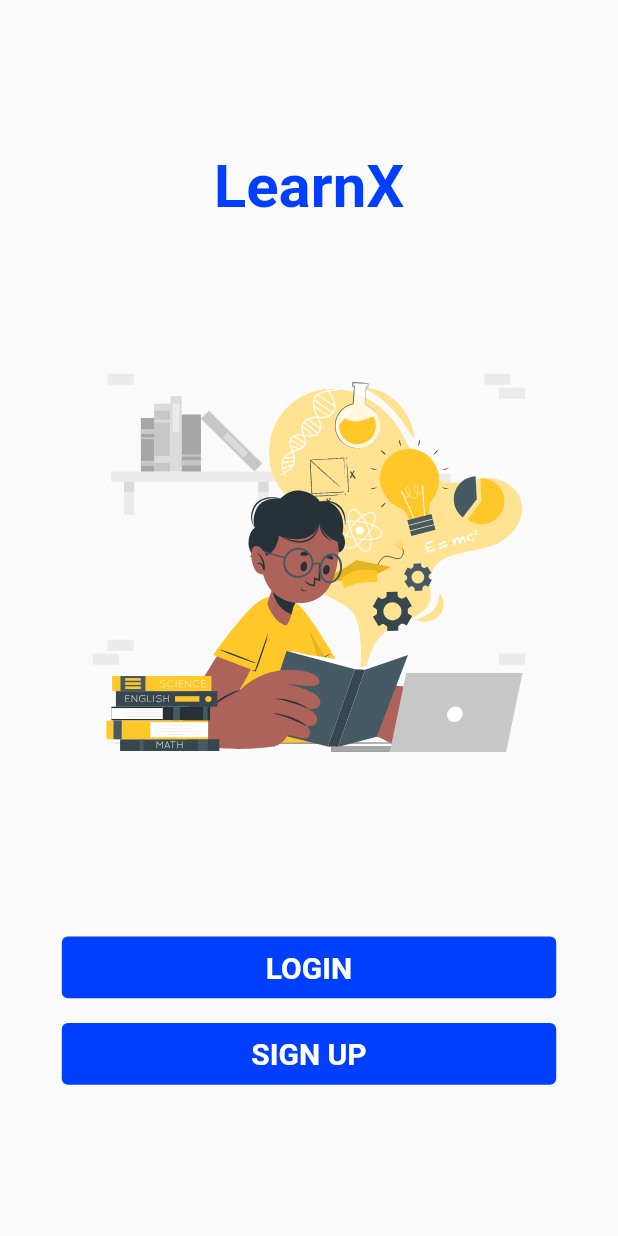
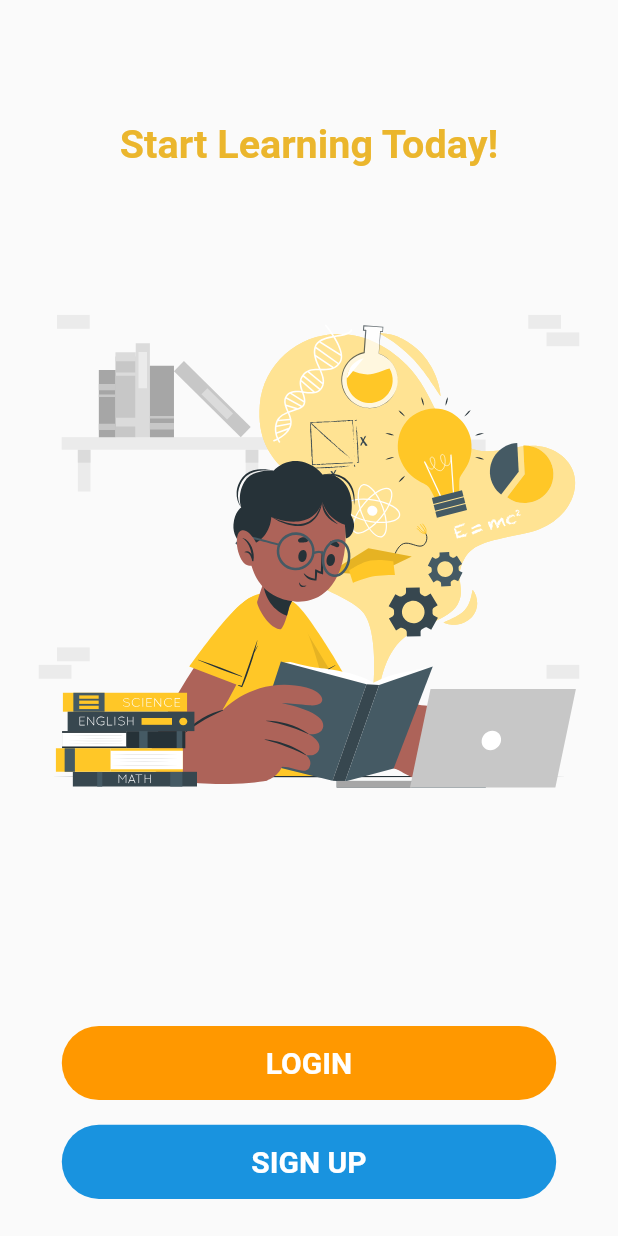
Before and after one commit to Pallavikemburu/LearnX-App, a Flutter app: the screen it shows after launch, on a phone screen of 412 x 824 dp. Run offline on Flutter 3.47's test engine with Material 2 defaults, Android fonts, the phone set to English and light mode, and no system bars; drawn by our look-alikes of carousel_slider; our stand-ins replace firebase_auth, firebase_core, flutter_svg, font_awesome_flutter, google_fonts; missing offline and left inert: curved_progress_bar; accounts and stored records are empty; Roboto replaces fonts that are missing (DancingScript-Regular).

Commit message:
half done

```diff
--- a/lib/LoginPage.dart
+++ b/lib/LoginPage.dart
@@ -2,10 +2,8 @@ import 'package:flutter/cupertino.dart';
 import 'package:flutter/material.dart';
 import 'package:firebase_auth/firebase_auth.dart';
 import 'package:learnx/HomePage.dart';
-import 'package:learnx/PasswordResetPage.dart';
 import 'package:learnx/SignupPage.dart';
 import 'package:font_awesome_flutter/font_awesome_flutter.dart';
-import 'constants.dart';
 
 class Login extends StatefulWidget{
   const Login({super.key});
--- a/lib/SignupPage.dart
+++ b/lib/SignupPage.dart
@@ -3,7 +3,6 @@ import 'package:flutter/material.dart';
 import 'package:firebase_auth/firebase_auth.dart';
 import 'package:learnx/HomePage.dart';
 import 'package:learnx/LoginPage.dart';
-import 'package:learnx/PasswordResetPage.dart';
 
 class Signup extends StatefulWidget{
   const Signup({super.key});
--- a/lib/constants.dart
+++ /dev/null
@@ -1 +0,0 @@
-import 'package:flutter/material.dart';
--- a/lib/main.dart
+++ b/lib/main.dart
@@ -1,12 +1,18 @@
+import 'package:flutter/material.dart';
 import 'package:firebase_core/firebase_core.dart';
-import 'package:flutter/material.dart';
-import 'package:learnx/SignupPage.dart';
+import 'package:carousel_slider/carousel_slider.dart';
+import 'package:flutter/services.dart';
+import 'package:flutter_svg/flutter_svg.dart';
+import 'package:google_fonts/google_fonts.dart';
 import 'LoginPage.dart';
-import 'welcome_page.dart';
+import 'SignupPage.dart';
 
 
 void main() async{
   WidgetsFlutterBinding.ensureInitialized();
+  SystemChrome.setPreferredOrientations([
+    DeviceOrientation.portraitUp
+  ]);
   await Firebase.initializeApp();
   runApp(const MyApp());
 }
@@ -22,3 +28,135 @@ class MyApp extends StatelessWidget{
     );
   }
 }
+class MyHome extends StatefulWidget{
+  const MyHome({super.key});
+  @override
+  State<MyHome> createState() => _MyHomeState();
+}
+
+class _MyHomeState extends State<MyHome>{
+  Column display(double wi,double hi,String txt,String img,Color tc){
+    return Column(
+      mainAxisAlignment: MainAxisAlignment.spaceEvenly,
+      children: [
+        Text(
+          txt,
+          style: GoogleFonts.roboto(
+              textStyle: TextStyle(
+                fontSize: hi*0.04,
+                color: tc,
+                fontWeight: FontWeight.bold,
+              )
+          ),
+        ),
+        SvgPicture.asset(img),
+      ],
+    );
+  }
+  @override
+  Widget build(BuildContext context){
+    double wi = MediaQuery.of(context).size.width;
+    double hi = MediaQuery.of(context).size.height;
+
+    return Scaffold(
+        body: Column(
+          mainAxisAlignment: MainAxisAlignment.center,
+          children: [
+            SizedBox(
+              width: wi,
+              height: hi*0.8,
+              child: CarouselSlider(
+                  items: [
+                    display(wi*0.9, hi*0.8,
+                        'Start Learning Today!',
+                        'assets/images/student1.svg',
+                        Color.fromARGB(255, 235, 182, 45)
+                    ),
+                    display(wi*0.9, hi*0.8,
+                        'Explore Everything!',
+                        'assets/images/student2.svg',
+                        Color.fromARGB(255, 217, 78, 86)
+                    ),
+                    display(wi*0.9, hi*0.8,
+                        'Sharpen Your Skills!',
+                        'assets/images/student4.svg',
+                        Color.fromARGB(255, 45, 106, 103)
+                    ),
+                    display(wi*0.9, hi*0.8,
+                        'Become Productive!',
+                        'assets/images/student5.svg',
+                        Color.fromARGB(255, 227, 113, 92)
+                    ),
+                  ],
+                  options: CarouselOptions(
+                    height: hi*0.7,
+                    aspectRatio: 16/9,
+                    viewportFraction: 1,
+                    initialPage: 0,
+                    enableInfiniteScroll: true,
+                    reverse: false,
+                    autoPlay: true,
+                    autoPlayInterval: const Duration(seconds: 3),
+                    autoPlayAnimationDuration: const Duration(milliseconds: 800),
+                    autoPlayCurve: Curves.fastOutSlowIn,
+                    scrollDirection: Axis.horizontal,
+                  )
+              ),
+            ),
+
+            InkWell(
+              onTap: (){
+                Navigator.push(context, MaterialPageRoute(builder: (context)=>const Login()));
+              },
+              child: Container(
+                width: wi*0.8,
+                height: hi*0.06,
+                decoration: BoxDecoration(
+                  color: Colors.orange,
+                  borderRadius: BorderRadius.circular(hi*0.05),
+                ),
+                child: Center(
+                  child: Text(
+                    'LOGIN',
+                    style: GoogleFonts.aBeeZee(
+                        textStyle: const TextStyle(
+                          fontWeight: FontWeight.bold,
+                          fontSize: 20,
+                          color: Colors.white,
+                        )
+                    ),
+                  ),
+                ),
+              ),
+            ),
+            SizedBox(height: hi*0.02,),
+            InkWell(
+              onTap: (){
+                Navigator.push(context, MaterialPageRoute(builder: (context)=>const Signup()));
+              },
+              child: Container(
+                width: wi*0.8,
+                height: hi*0.06,
+                decoration: BoxDecoration(
+                  color: Color.fromARGB(255, 25, 147, 223),
+                  borderRadius: BorderRadius.circular(hi*0.05),
+                ),
+                child: Center(
+                  child: Text(
+                    'SIGN UP',
+                    style: GoogleFonts.aBeeZee(
+                        textStyle: const TextStyle(
+                          fontWeight: FontWeight.bold,
+                          fontSize: 20,
+                          color: Colors.white,
+                        )
+                    ),
+                  ),
+                ),
+              ),
+            )
+          ],
+        )
+    );
+  }
+}
--- a/lib/welcome_page.dart
+++ /dev/null
@@ -1,135 +0,0 @@
-import 'package:flutter/material.dart';
-import 'package:carousel_slider/carousel_slider.dart';
-import 'package:flutter_svg/flutter_svg.dart';
-import 'package:google_fonts/google_fonts.dart';
-import 'LoginPage.dart';
-import 'SignupPage.dart';
-
-
-class MyHome extends StatefulWidget{
-  const MyHome({super.key});
-  @override
-  State<MyHome> createState() => _MyHomeState();
-}
-
-
-class _MyHomeState extends State<MyHome>{
-  bool userIsLoggedIn = false;
-  Color mainbg = const Color.fromARGB(255, 0, 63, 254);
-  @override
-  Widget build(BuildContext context){
-    double wi = MediaQuery.of(context).size.width;
-    double hi = MediaQuery.of(context).size.height;
-
-    return Scaffold(
-        body: Column(
-          mainAxisAlignment: MainAxisAlignment.center,
-          children: [
-
-            SizedBox(
-              width: wi,
-              height: hi*0.1,
-              child: const Text(
-                'LearnX',
-                textAlign: TextAlign.center,
-                style: TextStyle(
-                  color:  Color.fromARGB(255, 0, 63, 254),
-                  fontWeight: FontWeight.bold,
-                  fontSize: 40,
-                  fontFamily: 'DancingScript-Regular',
-                ),
-              ),
-            ),
-
-
-            CarouselSlider(
-                items: [
-                  SvgPicture.asset('assets/images/student1.svg'),
-                  SvgPicture.asset('assets/images/student2.svg'),
-                  SvgPicture.asset('assets/images/student3.svg'),
-                  SvgPicture.asset('assets/images/student4.svg'),
-                  SvgPicture.asset('assets/images/student5.svg'),
-                ],
-                options: CarouselOptions(
-                  height: 400,
-                  aspectRatio: 4/1,
-                  viewportFraction: 0.8,
-                  initialPage: 0,
-                  enableInfiniteScroll: true,
-                  reverse: false,
-                  autoPlay: true,
-                  autoPlayInterval: const Duration(seconds: 3),
-                  autoPlayAnimationDuration: const Duration(milliseconds: 800),
-                  autoPlayCurve: Curves.fastOutSlowIn,
-                  enlargeCenterPage: true,
-                  enlargeFactor: 0.4,
-                  scrollDirection: Axis.horizontal,
-                )
-            ),
-
-
-            SizedBox(height: hi*0.05,),
-
-
-            InkWell(
-              onTap: (){
-                Navigator.push(context, MaterialPageRoute(builder: (context)=>const Login()));
-              },
-              child: Container(
-                width: wi*0.8,
-                height: hi*0.05,
-                decoration: BoxDecoration(
-                  color: mainbg,
-                  borderRadius: BorderRadius.circular(hi*0.005),
-                ),
-                child: Center(
-                  child: Text(
-                    'LOGIN',
-                    style: GoogleFonts.aBeeZee(
-                        textStyle: const TextStyle(
-                          fontWeight: FontWeight.bold,
-                          fontSize: 20,
-                          color: Colors.white,
-                        )
-                    ),
-                  ),
-                ),
-              ),
-            ),
-
-
-            SizedBox(height: hi*0.02),
-
-
-            InkWell(
-              onTap: (){
-                Navigator.push(context, MaterialPageRoute(builder: (context)=>const Signup()));
-              },
-              child: Container(
-                width: wi*0.8,
-                height: hi*0.05,
-                decoration: BoxDecoration(
-                  color: mainbg,
-                  borderRadius: BorderRadius.circular(hi*0.005),
-                ),
-                child: Center(
-                  child: Text(
-                    'SIGN UP',
-                    style: GoogleFonts.aBeeZee(
-                        textStyle: const TextStyle(
-                          fontWeight: FontWeight.bold,
-                          fontSize: 20,
-                          color: Colors.white,
-                        )
-                    ),
-                  ),
-                ),
-              ),
-            )
-
-
-          ],
-        )
-    );
-  }
-}
--- a/pubspec.yaml
+++ b/pubspec.yaml
@@ -35,10 +35,11 @@ dependencies:
   carousel_slider: ^4.2.1
   flutter_svg: ^2.0.7
   google_fonts: ^6.1.0
+  curved_progress_bar: ^1.0.2
   # The following adds the Cupertino Icons font to your application.
   # Use with the CupertinoIcons class for iOS style icons.
   cupertino_icons: ^1.0.2
-  shared_preferences:
+  floating_bottom_navigation_bar: ^1.5.2
 
 dev_dependencies:
   flutter_test:
```
Also changed, not shown: lib/CourseData.dart (added, +31 -0 lines), lib/ExplorePage.dart (added, +165 -0 lines), lib/HomePage.dart (+26 -16 lines), lib/SelectedCourse.dart (added, +158 -0 lines), lib/SelectedTopic.dart (added), pubspec.lock, 2 other files.
